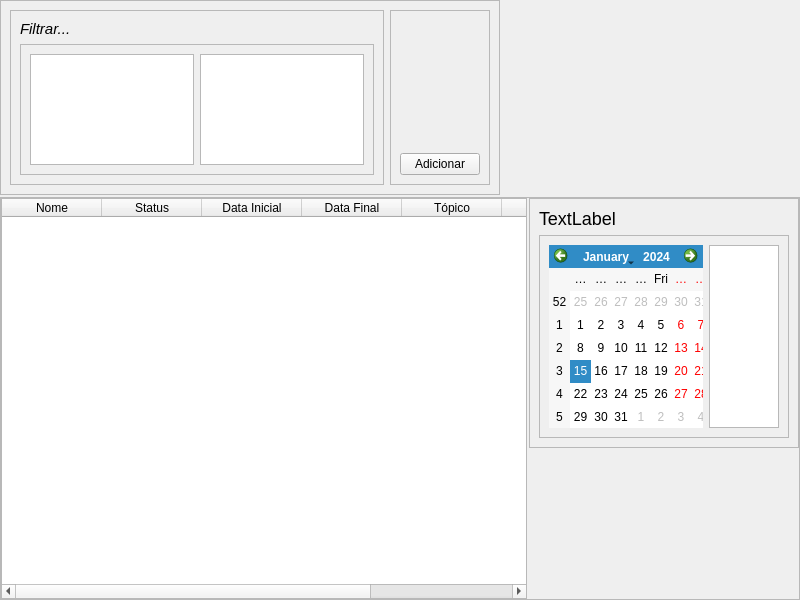
First picture: the form in functions/new_daily_task/new_dailytask_page.ui, repository Nbdyleto/PySide6_Self_TCC, before the edit.
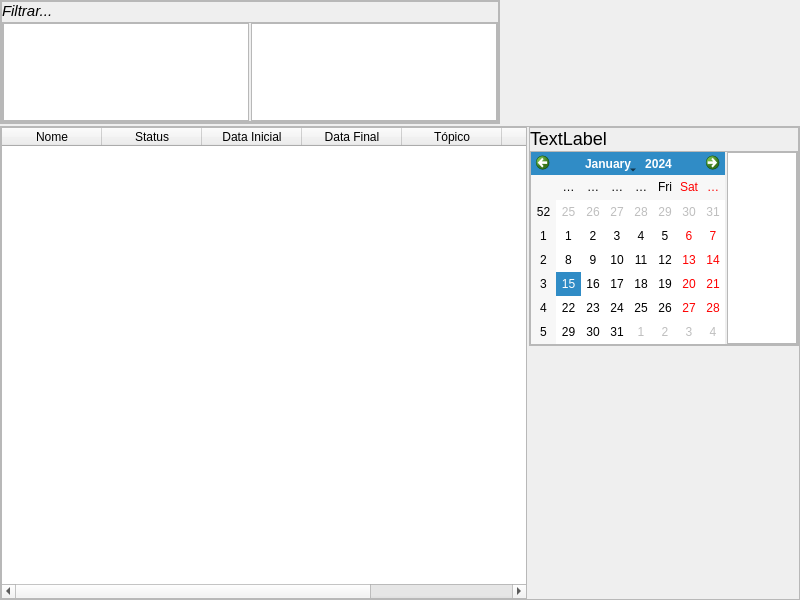
Second picture: the form after the edit.

Commit message: [daily-task] style sheet

```diff
--- a/functions/new_daily_task/new_dailytask_page.ui
+++ b/functions/new_daily_task/new_dailytask_page.ui
@@ -55,7 +55,22 @@
       <enum>QFrame::Raised</enum>
      </property>
      <layout class="QHBoxLayout" name="horizontalLayout_2">
-      <item alignment="Qt::AlignLeft">
+      <property name="spacing">
+       <number>2</number>
+      </property>
+      <property name="leftMargin">
+       <number>0</number>
+      </property>
+      <property name="topMargin">
+       <number>0</number>
+      </property>
+      <property name="rightMargin">
+       <number>0</number>
+      </property>
+      <property name="bottomMargin">
+       <number>0</number>
+      </property>
+      <item alignment="Qt::AlignLeft|Qt::AlignTop">
        <widget class="QFrame" name="frame_4">
         <property name="frameShape">
          <enum>QFrame::StyledPanel</enum>
@@ -64,6 +79,21 @@
          <enum>QFrame::Raised</enum>
         </property>
         <layout class="QVBoxLayout" name="verticalLayout_3">
+         <property name="spacing">
+          <number>2</number>
+         </property>
+         <property name="leftMargin">
+          <number>0</number>
+         </property>
+         <property name="topMargin">
+          <number>0</number>
+         </property>
+         <property name="rightMargin">
+          <number>0</number>
+         </property>
+         <property name="bottomMargin">
+          <number>0</number>
+         </property>
          <item>
           <widget class="QLabel" name="label">
            <property name="styleSheet">
@@ -76,6 +106,12 @@
          </item>
          <item>
           <widget class="QFrame" name="frame_3">
+           <property name="maximumSize">
+            <size>
+             <width>16777215</width>
+             <height>100</height>
+            </size>
+           </property>
            <property name="frameShape">
             <enum>QFrame::StyledPanel</enum>
            </property>
@@ -83,8 +119,29 @@
             <enum>QFrame::Raised</enum>
            </property>
            <layout class="QHBoxLayout" name="horizontalLayout">
+            <property name="spacing">
+             <number>2</number>
+            </property>
+            <property name="leftMargin">
+             <number>0</number>
+            </property>
+            <property name="topMargin">
+             <number>0</number>
+            </property>
+            <property name="rightMargin">
+             <number>0</number>
+            </property>
+            <property name="bottomMargin">
+             <number>0</number>
+            </property>
             <item>
              <widget class="QListWidget" name="listByTopic">
+              <property name="maximumSize">
+               <size>
+                <width>16777215</width>
+                <height>100</height>
+               </size>
+              </property>
               <property name="styleSheet">
                <string notr="true">font: 18px;</string>
               </property>
@@ -92,6 +149,12 @@
             </item>
             <item>
              <widget class="QListWidget" name="listByStatus">
+              <property name="maximumSize">
+               <size>
+                <width>16777215</width>
+                <height>100</height>
+               </size>
+              </property>
               <property name="styleSheet">
                <string notr="true">font: 18px;</string>
               </property>
@@ -103,25 +166,6 @@
         </layout>
        </widget>
       </item>
-      <item>
-       <widget class="QFrame" name="frame_6">
-        <property name="frameShape">
-         <enum>QFrame::StyledPanel</enum>
-        </property>
-        <property name="frameShadow">
-         <enum>QFrame::Raised</enum>
-        </property>
-        <layout class="QHBoxLayout" name="horizontalLayout_3">
-         <item alignment="Qt::AlignHCenter|Qt::AlignBottom">
-          <widget class="QPushButton" name="btnAddTask">
-           <property name="text">
-            <string>Adicionar</string>
-           </property>
-          </widget>
-         </item>
-        </layout>
-       </widget>
-      </item>
      </layout>
     </widget>
    </item>
@@ -233,6 +277,21 @@
          <enum>QFrame::Raised</enum>
         </property>
         <layout class="QVBoxLayout" name="verticalLayout_2">
+         <property name="spacing">
+          <number>2</number>
+         </property>
+         <property name="leftMargin">
+          <number>0</number>
+         </property>
+         <property name="topMargin">
+          <number>0</number>
+         </property>
+         <property name="rightMargin">
+          <number>0</number>
+         </property>
+         <property name="bottomMargin">
+          <number>0</number>
+         </property>
          <item>
           <widget class="QLabel" name="lblSetInfo">
            <property name="text">
@@ -249,6 +308,21 @@
             <enum>QFrame::Raised</enum>
            </property>
            <layout class="QHBoxLayout" name="horizontalLayout_6">
+            <property name="spacing">
+             <number>2</number>
+            </property>
+            <property name="leftMargin">
+             <number>0</number>
+            </property>
+            <property name="topMargin">
+             <number>0</number>
+            </property>
+            <property name="rightMargin">
+             <number>0</number>
+            </property>
+            <property name="bottomMargin">
+             <number>0</number>
+            </property>
             <item>
              <widget class="QCalendarWidget" name="qCalendar"/>
             </item>
```
Left out of the diff: 6 changed lines with no effect on the pictures. The commit also changes 5 other files.
